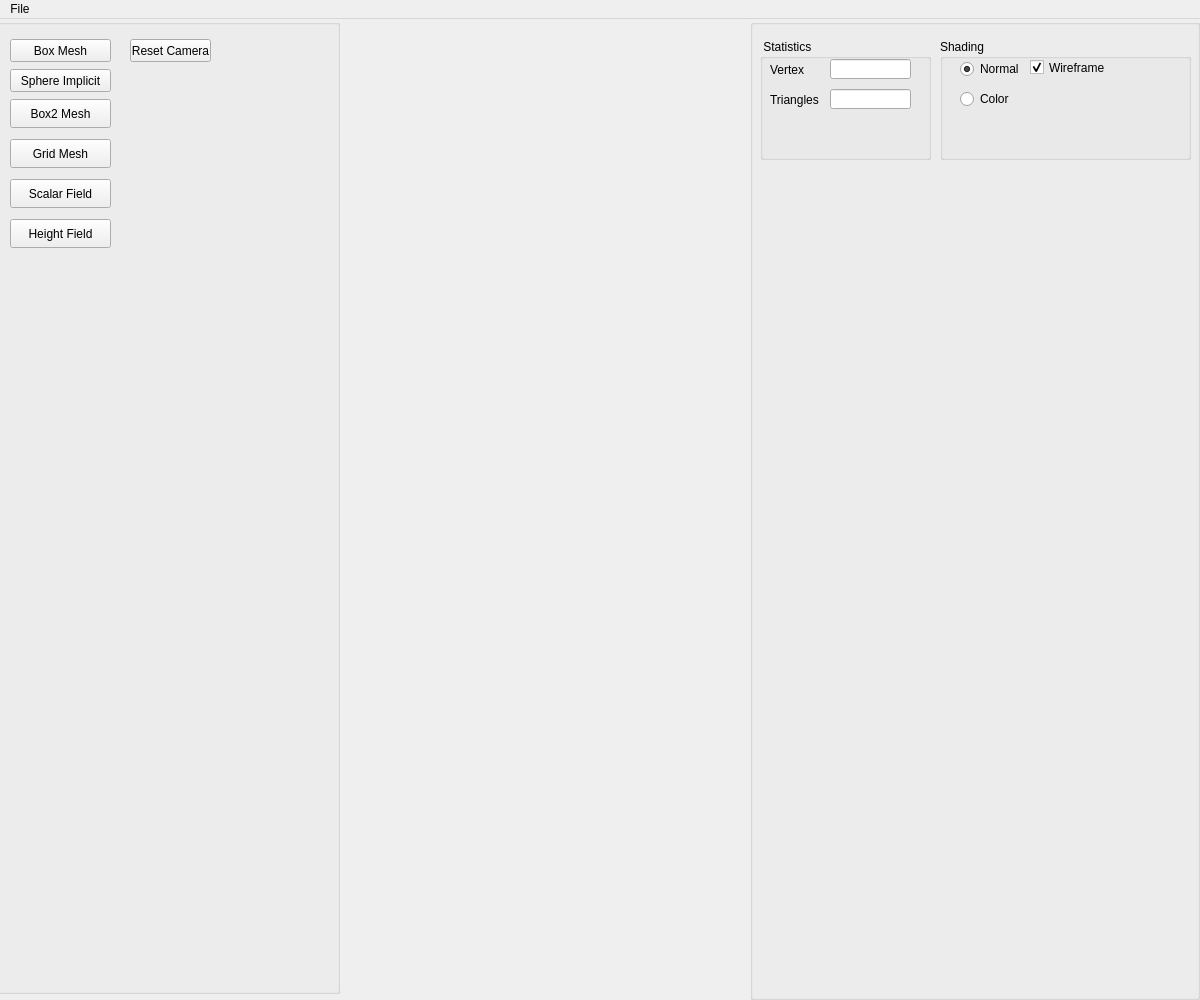
Before: the Qt Designer form AppTinyMesh/UI/interface.ui in AliceMalosse/ProjetMMV, drawn with Qt 5.
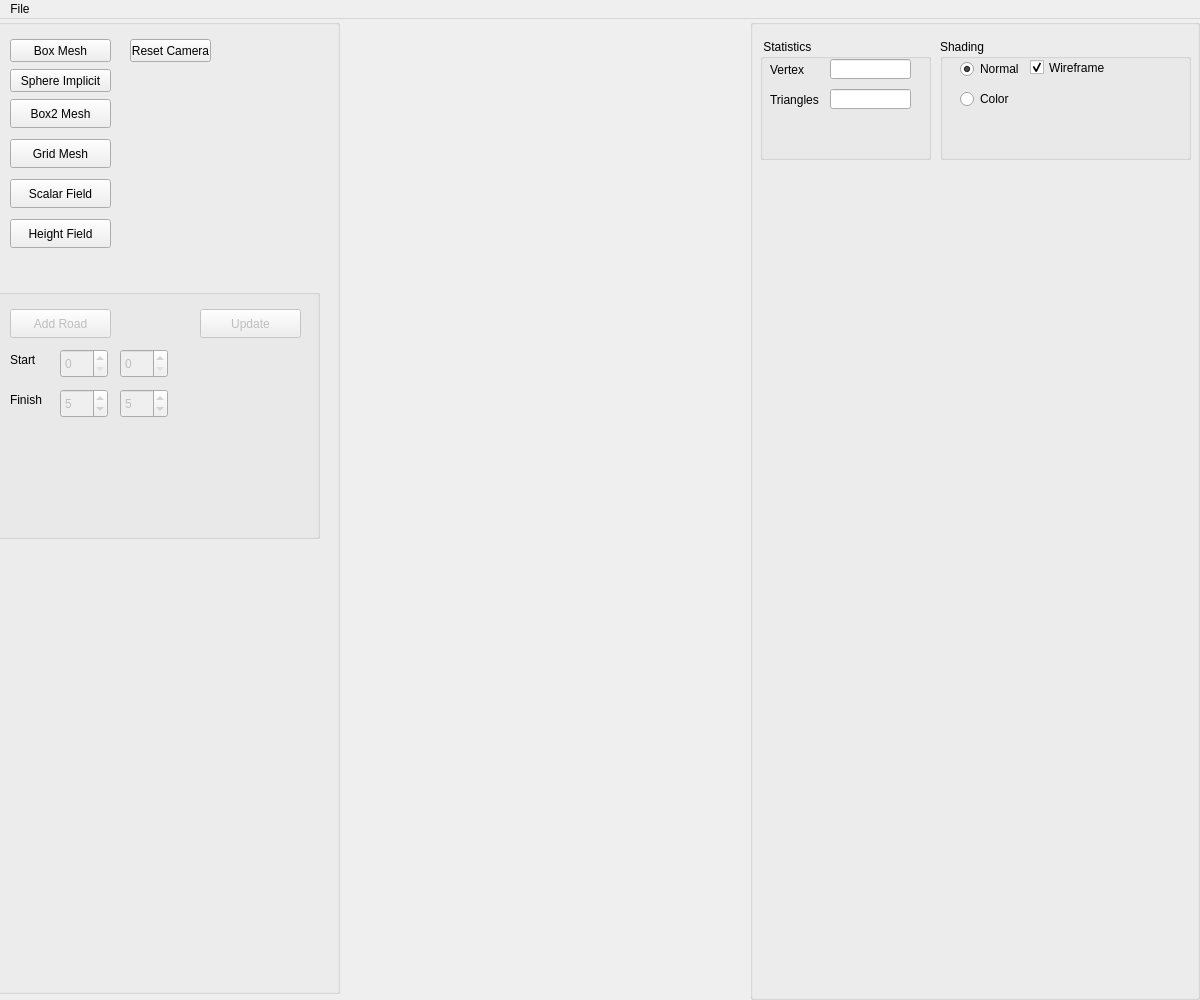
After: the same form once the commit is applied.

Commit message: add road and display start and finish point

What changed in the file:
```diff
--- a/AppTinyMesh/UI/interface.ui
+++ b/AppTinyMesh/UI/interface.ui
@@ -193,6 +193,162 @@
          <string>Height Field</string>
         </property>
        </widget>
+       <widget class="QGroupBox" name="ObjGroup_Road">
+        <property name="enabled">
+         <bool>true</bool>
+        </property>
+        <property name="geometry">
+         <rect>
+          <x>-20</x>
+          <y>270</y>
+          <width>350</width>
+          <height>250</height>
+         </rect>
+        </property>
+        <property name="sizePolicy">
+         <sizepolicy hsizetype="Fixed" vsizetype="Minimum">
+          <horstretch>0</horstretch>
+          <verstretch>0</verstretch>
+         </sizepolicy>
+        </property>
+        <property name="minimumSize">
+         <size>
+          <width>350</width>
+          <height>250</height>
+         </size>
+        </property>
+        <property name="title">
+         <string/>
+        </property>
+        <widget class="QPushButton" name="addRoad">
+         <property name="enabled">
+          <bool>false</bool>
+         </property>
+         <property name="geometry">
+          <rect>
+           <x>40</x>
+           <y>20</y>
+           <width>101</width>
+           <height>29</height>
+          </rect>
+         </property>
+         <property name="text">
+          <string>Add Road</string>
+         </property>
+        </widget>
+        <widget class="QLabel" name="label_6">
+         <property name="geometry">
+          <rect>
+           <x>40</x>
+           <y>60</y>
+           <width>61</width>
+           <height>21</height>
+          </rect>
+         </property>
+         <property name="text">
+          <string>Start</string>
+         </property>
+        </widget>
+        <widget class="QLabel" name="label_7">
+         <property name="geometry">
+          <rect>
+           <x>40</x>
+           <y>100</y>
+           <width>61</width>
+           <height>21</height>
+          </rect>
+         </property>
+         <property name="text">
+          <string>Finish</string>
+         </property>
+        </widget>
+        <widget class="QSpinBox" name="spin_StartX">
+         <property name="enabled">
+          <bool>false</bool>
+         </property>
+         <property name="geometry">
+          <rect>
+           <x>90</x>
+           <y>60</y>
+           <width>48</width>
+           <height>29</height>
+          </rect>
+         </property>
+         <property name="maximum">
+          <number>255</number>
+         </property>
+        </widget>
+        <widget class="QSpinBox" name="spin_StartY">
+         <property name="enabled">
+          <bool>false</bool>
+         </property>
+         <property name="geometry">
+          <rect>
+           <x>150</x>
+           <y>60</y>
+           <width>48</width>
+           <height>29</height>
+          </rect>
+         </property>
+         <property name="maximum">
+          <number>255</number>
+         </property>
+        </widget>
+        <widget class="QSpinBox" name="spin_FinishY">
+         <property name="enabled">
+          <bool>false</bool>
+         </property>
+         <property name="geometry">
+          <rect>
+           <x>150</x>
+           <y>100</y>
+           <width>48</width>
+           <height>29</height>
+          </rect>
+         </property>
+         <property name="maximum">
+          <number>255</number>
+         </property>
+         <property name="value">
+          <number>5</number>
+         </property>
+        </widget>
+        <widget class="QSpinBox" name="spin_FinishX">
+         <property name="enabled">
+          <bool>false</bool>
+         </property>
+         <property name="geometry">
+          <rect>
+           <x>90</x>
+           <y>100</y>
+           <width>48</width>
+           <height>29</height>
+          </rect>
+         </property>
+         <property name="maximum">
+          <number>255</number>
+         </property>
+         <property name="value">
+          <number>5</number>
+         </property>
+        </widget>
+        <widget class="QPushButton" name="updateRoad">
+         <property name="enabled">
+          <bool>false</bool>
+         </property>
+         <property name="geometry">
+          <rect>
+           <x>230</x>
+           <y>20</y>
+           <width>101</width>
+           <height>29</height>
+          </rect>
+         </property>
+         <property name="text">
+          <string>Update</string>
+         </property>
+        </widget>
+       </widget>
       </widget>
      </widget>
     </item>
```
The commit also changes 6 other files.
